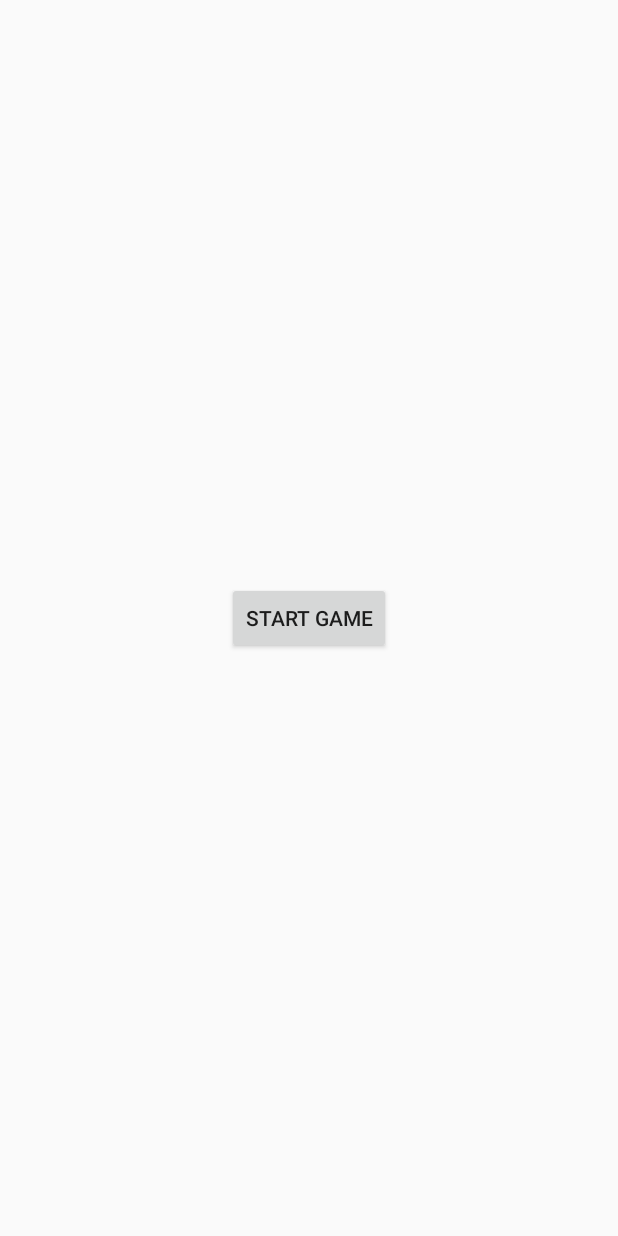
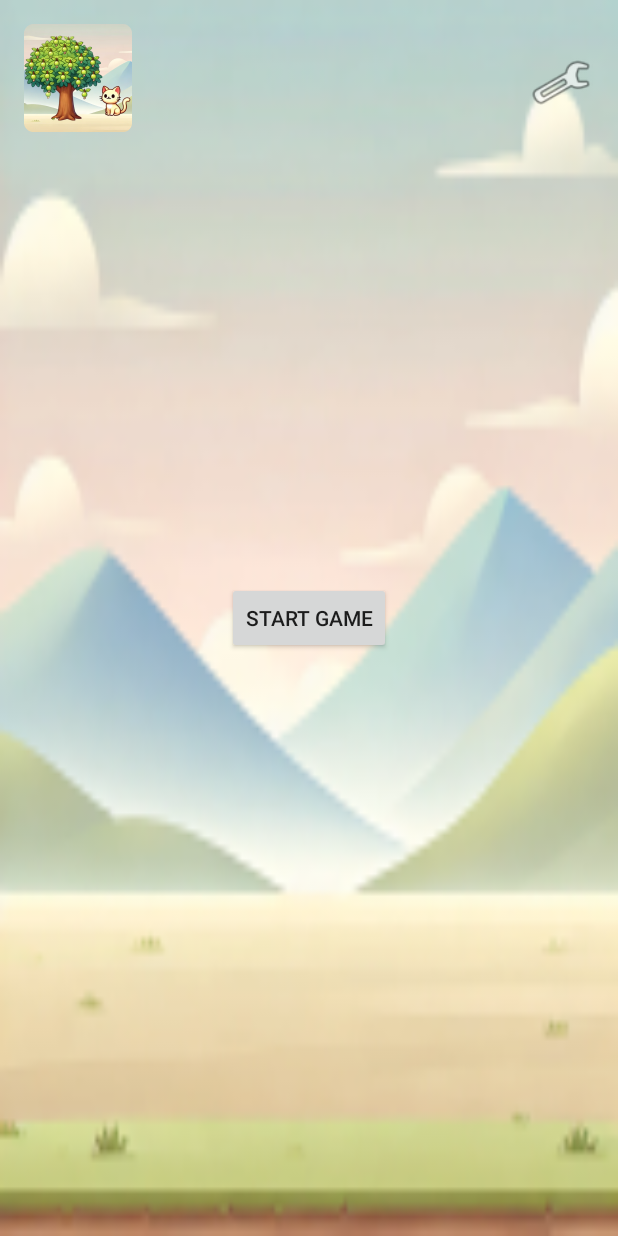
Before and after one commit to shaadowapp/catgame, an Android app built with Jetpack Compose: the screen it shows after launch (HomeActivity), on a phone screen of 412 x 824 dp. Run offline under Robolectric (Android 15) with nearby library versions, the phone set to English and light mode, and no system bars.

Commit message:
redesigning ui

```diff
--- a/app/src/main/AndroidManifest.xml
+++ b/app/src/main/AndroidManifest.xml
@@ -23,7 +23,7 @@
         <!-- Home Activity -->
         <activity android:name=".HomeActivity" />
 
-        <!-- Game Activity (Now the main game screen) -->
+        <!-- Game Activity -->
         <activity android:name=".GameActivity" />
     </application>
 
--- a/app/src/main/res/layout/activity_home.xml
+++ b/app/src/main/res/layout/activity_home.xml
@@ -1,13 +1,40 @@
 <?xml version="1.0" encoding="utf-8"?>
 <RelativeLayout xmlns:android="http://schemas.android.com/apk/res/android"
     android:layout_width="match_parent"
-    android:layout_height="match_parent">
+    android:layout_height="match_parent"
+    android:background="@mipmap/ic_launcher_background">
+
+    <LinearLayout
+        android:layout_width="match_parent"
+        android:layout_height="wrap_content"
+        android:orientation="horizontal"
+        android:padding="16dp">
+
+        <ImageView
+            android:id="@+id/appLogo"
+            android:layout_width="wrap_content"
+            android:layout_height="wrap_content"
+            android:contentDescription="App Logo"
+            android:src="@mipmap/ic_launcher_round" />
+
+        <ImageView
+            android:id="@+id/settingsIcon"
+            android:layout_width="42dp"
+            android:layout_height="42dp"
+            android:layout_gravity="end"
+            android:contentDescription="Settings Icon"
+            android:src="@android:drawable/ic_menu_manage"
+            android:translationX="265dp"
+            android:translationY="18dp" />
+
+    </LinearLayout>
+
 
     <!-- Start Game Button -->
     <Button
         android:id="@+id/startGameButton"
         android:layout_width="wrap_content"
         android:layout_height="wrap_content"
-        android:text="Start Game"
-        android:layout_centerInParent="true" />
+        android:layout_centerInParent="true"
+        android:text="Start Game" />
 </RelativeLayout>
--- a/app/src/main/res/values/strings.xml
+++ b/app/src/main/res/values/strings.xml
@@ -4,4 +4,8 @@
     <string name="apples_eaten_0">Apples Eaten: 0</string>
     <string name="start_game">Start Game</string>
     <string name="click_the_cat">Click the Cat!</string>
+    <string name="tree_image">Tree Image</string>
+    <string name="cat_image">Cat Image</string>
+    <string name="back_to_home">Back to Home</string>
+    <string name="restart_game">Restart Game</string>
 </resources>
```
Also changed, not shown: app/src/main/java/com/pixl/catgame/GameActivity.kt (+33 -39 lines), app/src/main/res/layout/activity_game.xml (+36 -22 lines), app/src/main/res/drawable/cat.png (added), 1 other file.
